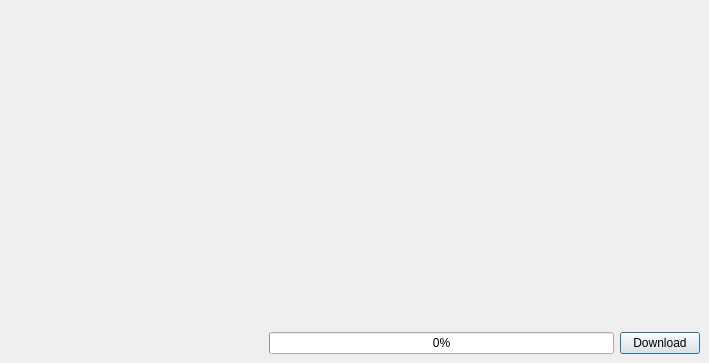
Qt form QtInterface/clientmainwindows.ui (Pierre-Narcisi/Babel) before a commit.
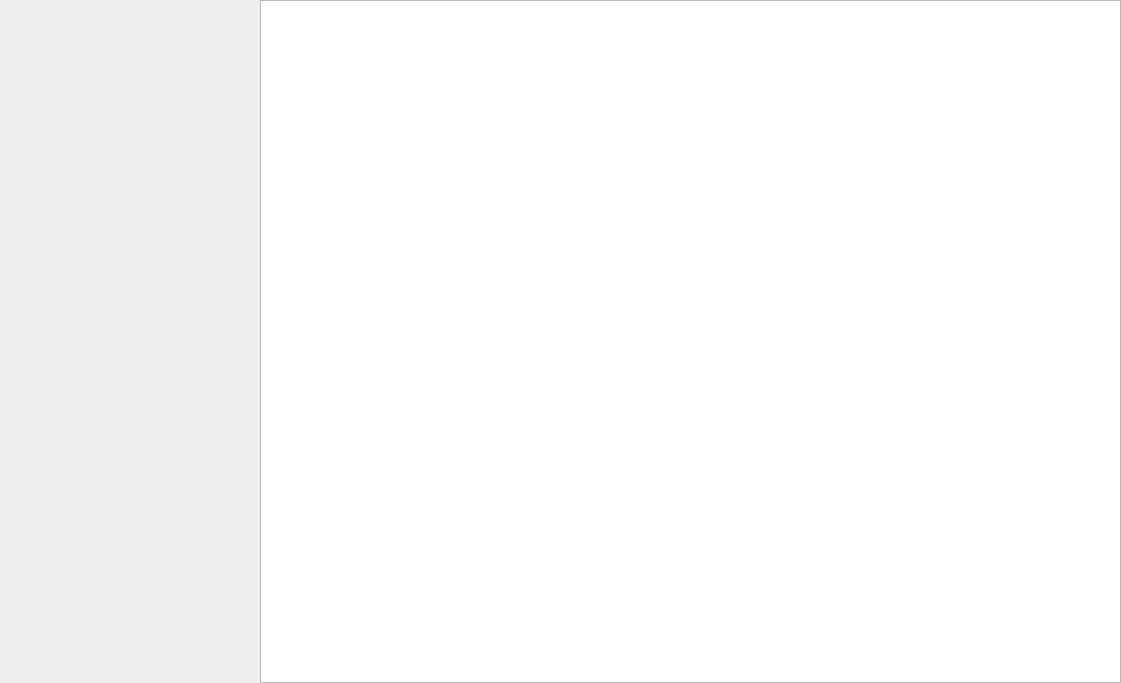
The same form after that commit. Icons and pictures are not drawn. Custom widgets are drawn as their Qt base class.

Diff of the .ui file:
```diff
--- a/QtInterface/clientmainwindows.ui
+++ b/QtInterface/clientmainwindows.ui
@@ -6,8 +6,8 @@
    <rect>
     <x>0</x>
     <y>0</y>
-    <width>709</width>
-    <height>363</height>
+    <width>1121</width>
+    <height>683</height>
    </rect>
   </property>
   <property name="windowTitle">
@@ -35,7 +35,7 @@
      <number>0</number>
     </property>
     <item>
-     <widget class="ListGameItem" name="listGames" native="true">
+     <widget class="ListFriends" name="listFriends" native="true">
       <property name="minimumSize">
        <size>
         <width>260</width>
@@ -53,70 +53,7 @@
     <item>
      <layout class="QVBoxLayout" name="verticalLayout">
       <item>
-       <widget class="QTextEdit" name="descriptionText">
-        <property name="styleSheet">
-         <string notr="true">background: transparent;
-border: none;</string>
-        </property>
-        <property name="readOnly">
-         <bool>true</bool>
-        </property>
-        <property name="html">
-         <string>&lt;!DOCTYPE HTML PUBLIC &quot;-//W3C//DTD HTML 4.0//EN&quot; &quot;http://www.w3.org/TR/REC-html40/strict.dtd&quot;&gt;
-&lt;html&gt;&lt;head&gt;&lt;meta name=&quot;qrichtext&quot; content=&quot;1&quot; /&gt;&lt;style type=&quot;text/css&quot;&gt;
-p, li { white-space: pre-wrap; }
-&lt;/style&gt;&lt;/head&gt;&lt;body style=&quot; font-family:'Ubuntu'; font-size:11pt; font-weight:400; font-style:normal;&quot;&gt;
-&lt;p style=&quot;-qt-paragraph-type:empty; margin-top:0px; margin-bottom:0px; margin-left:0px; margin-right:0px; -qt-block-indent:0; text-indent:0px;&quot;&gt;&lt;br /&gt;&lt;/p&gt;&lt;/body&gt;&lt;/html&gt;</string>
-        </property>
-       </widget>
-      </item>
-      <item>
-       <layout class="QHBoxLayout" name="horizontalLayout_2">
-        <property name="leftMargin">
-         <number>9</number>
-        </property>
-        <property name="topMargin">
-         <number>9</number>
-        </property>
-        <property name="rightMargin">
-         <number>9</number>
-        </property>
-        <property name="bottomMargin">
-         <number>9</number>
-        </property>
-        <item>
-         <widget class="QProgressBar" name="downloadProgress">
-          <property name="value">
-           <number>0</number>
-          </property>
-          <property name="textVisible">
-           <bool>true</bool>
-          </property>
-          <property name="invertedAppearance">
-           <bool>false</bool>
-          </property>
-          <property name="format">
-           <string notr="true">%p%</string>
-          </property>
-         </widget>
-        </item>
-        <item>
-         <widget class="QPushButton" name="gameActionButton">
-          <property name="text">
-           <string>Download</string>
-          </property>
-          <property name="autoDefault">
-           <bool>false</bool>
-          </property>
-          <property name="default">
-           <bool>true</bool>
-          </property>
-          <property name="flat">
-           <bool>false</bool>
-          </property>
-         </widget>
-        </item>
-       </layout>
+       <widget class="QListView" name="listView"/>
       </item>
      </layout>
     </item>
@@ -127,7 +64,7 @@
     <rect>
      <x>0</x>
      <y>0</y>
-     <width>709</width>
+     <width>1121</width>
      <height>22</height>
     </rect>
    </property>
@@ -136,7 +73,7 @@
  <layoutdefault spacing="6" margin="11"/>
  <customwidgets>
   <customwidget>
-   <class>ListGameItem</class>
+   <class>ListFriends</class>
    <extends>QWidget</extends>
    <header>listgameitem.h</header>
    <container>1</container>
```
